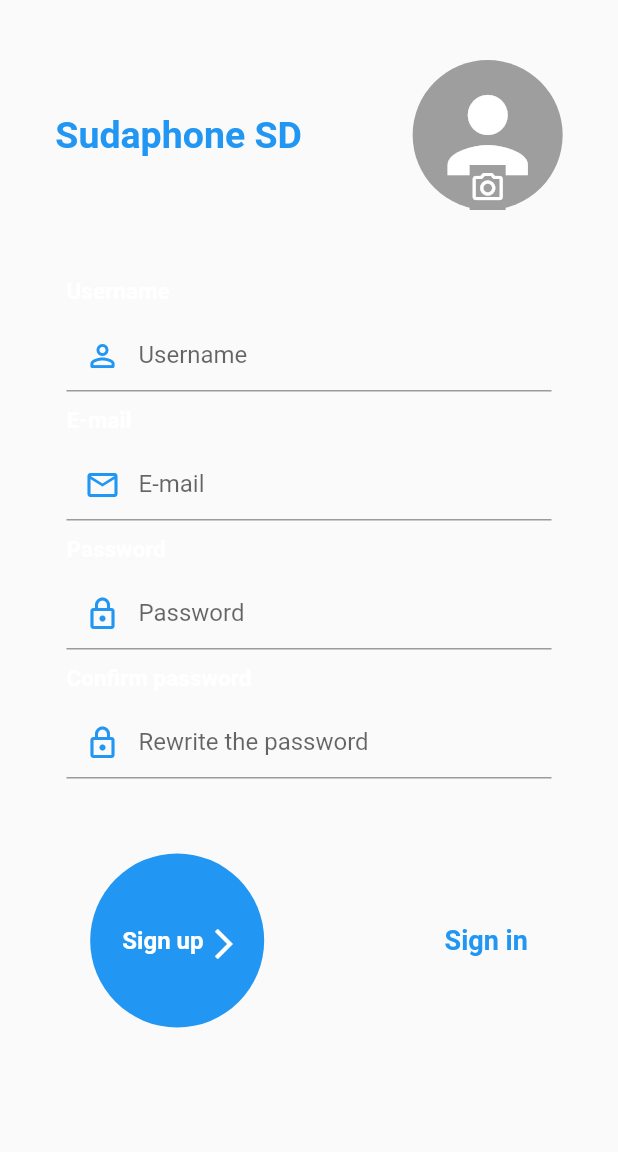
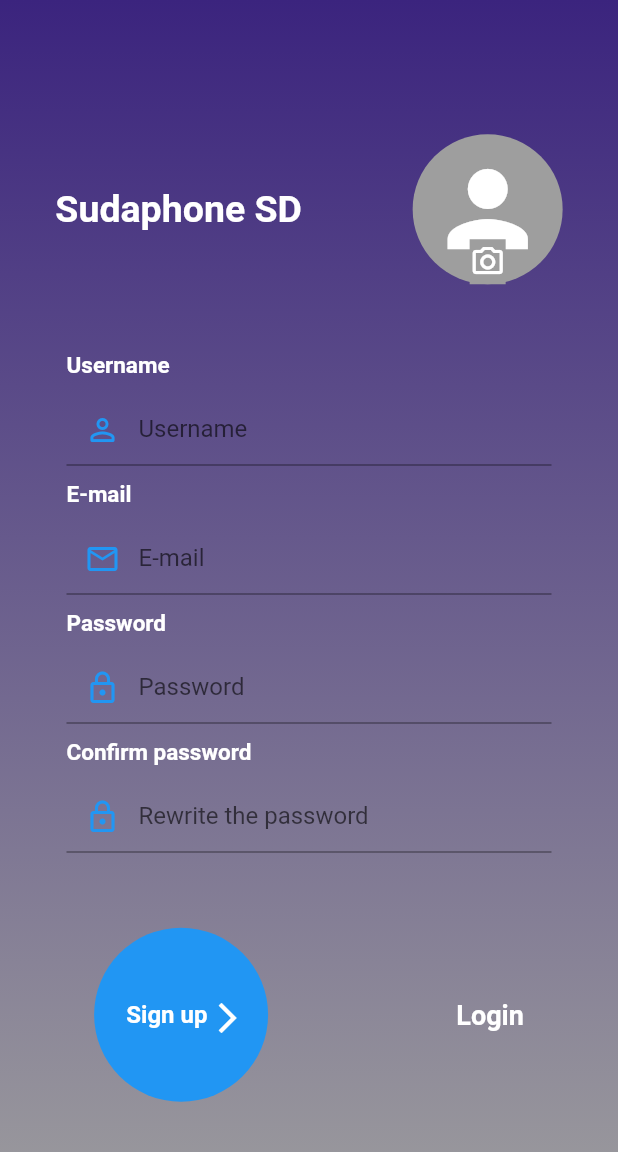
Before and after one commit to 3li-3bdullah/Sudaphone-SD, a Flutter app: the screen it shows after launch, on a phone screen of 412 x 824 dp. Shown: the top 1152 px of the screen. Run offline on Flutter 3.47's test engine with Material 2 defaults, Android fonts, the light colour scheme and no system bars; our stand-ins replace bottom_navy_bar, carousel_slider, cloud_firestore, firebase_auth, firebase_core, firebase_storage and 6 more; missing offline and left inert: elastic_drawer, staggered_grid_view_flutter; accounts and stored records are empty.

Commit message:
Added some enhances and changes

```diff
--- a/sudaphone_sd/lib/view/login.dart
+++ b/sudaphone_sd/lib/view/login.dart
@@ -1,5 +1,6 @@
 import 'package:flutter/material.dart';
 import 'package:get/get.dart';
+import 'package:sudaphone_sd/constants.dart';
 import 'package:sudaphone_sd/view/login_widgets/build_avatar.dart';
 import 'package:sudaphone_sd/view/login_widgets/custom_signin.dart';
 import 'package:sudaphone_sd/view/login_widgets/custom_signup.dart';
@@ -14,28 +15,40 @@ class LogIn extends GetWidget<LoginViewModel> {
     double mdw = MediaQuery.of(context).size.width;
     return Scaffold(
       body: SafeArea(
-        child: SingleChildScrollView(
+        child: Stack(
+          alignment: Alignment.center,
+          children: [
+            Container(
+              height: double.maxFinite,
+              width: double.maxFinite,
+              decoration: BoxDecoration(
+                  gradient: LinearGradient(
+                      colors: [topLogin, Colors.grey],
+                      begin: Alignment.topCenter,
+                      end: Alignment.bottomCenter)),
+            ),
+            SingleChildScrollView(
               child: Obx(
                 () => Column(
-              // mainAxisAlignment: MainAxisAlignment.center,
-              // crossAxisAlignment: CrossAxisAlignment.center,
                   children: [
-                const SizedBox(
-                  height: 40,
-                ),
+                    // const SizedBox(
+                    //   height: 40,
+                    // ),
                     // controller.showsignin.value
                     //     ?
-                Row(
-                  mainAxisAlignment : MainAxisAlignment.spaceAround,
+                    controller.showsignin.value
+                        ? Row(
+                            mainAxisAlignment: MainAxisAlignment.spaceAround,
                             children: const [
                                 CustomText(
                                     text: "Sudaphone SD",
-                    color: Colors.blue,
+                                    color: Colors.white,
                                     fontSize: 25,
                                     fontWeight: FontWeight.bold,
                                     textAlign: TextAlign.center),
                                 BuildAvatar(),
-                ]),
+                              ])
+                        : const SizedBox(),
                     const SizedBox(
                       height: 30,
                     ),
@@ -55,8 +68,8 @@ class LogIn extends GetWidget<LoginViewModel> {
                                   controller.signinOrSignup();
                                 },
                                 child: const CustomText(
-                                text: "Sign in",
-                                color: Colors.blue,
+                                    text: "Login",
+                                    color: Colors.white,
                                     fontSize: 18,
                                     fontWeight: FontWeight.bold,
                                     textAlign: TextAlign.center),
@@ -66,7 +79,8 @@ class LogIn extends GetWidget<LoginViewModel> {
                         : Column(
                             children: [
                               Row(
-                            mainAxisAlignment: MainAxisAlignment.spaceAround,
+                                mainAxisAlignment:
+                                    MainAxisAlignment.spaceAround,
                                 children: [
                                   const SignInButton(),
                                   InkWell(
@@ -75,7 +89,7 @@ class LogIn extends GetWidget<LoginViewModel> {
                                     },
                                     child: const CustomText(
                                         text: "Sign up",
-                                    color: Colors.blue,
+                                        color: Colors.white,
                                         fontSize: 18,
                                         fontWeight: FontWeight.bold,
                                         textAlign: TextAlign.center),
@@ -88,25 +102,32 @@ class LogIn extends GetWidget<LoginViewModel> {
                               Row(
                                 mainAxisAlignment: MainAxisAlignment.center,
                                 children: const [
-                              Divider(height: 2 , color: Colors.grey,),
+                                  Divider(
+                                    height: 2,
+                                    color: Colors.grey,
+                                  ),
                                   Padding(
                                     padding: EdgeInsets.all(8.0),
                                     child: CustomText(
                                       text: "Or",
                                       fontSize: 20,
-                                  color: Colors.black,
+                                      color: Colors.white,
                                       fontWeight: FontWeight.bold,
                                       textAlign: TextAlign.center,
                                     ),
                                   ),
-                              Divider(height: 2 , color: Colors.grey),
+                                  Divider(height: 2, color: Colors.grey),
                                 ],
                               ),
                               const SizedBox(
                                 height: 10,
                               ),
-                          MaterialButton(
-                            color: Colors.blue,
+                              ElevatedButton(
+
+                                style: ElevatedButton.styleFrom(
+                                    primary: Colors.grey,padding: const EdgeInsets.symmetric(vertical:10,horizontal: 15),
+                                    shadowColor: Colors.black,
+                                    elevation: 5),
                                 onPressed: () {},
                                 child: const CustomText(
                                     text: "Sign in with Google",
@@ -121,6 +142,8 @@ class LogIn extends GetWidget<LoginViewModel> {
                 ),
               ),
             ),
+          ],
+        ),
       ),
     );
   }
```
Lines whose indentation alone changed are shown as unchanged.
